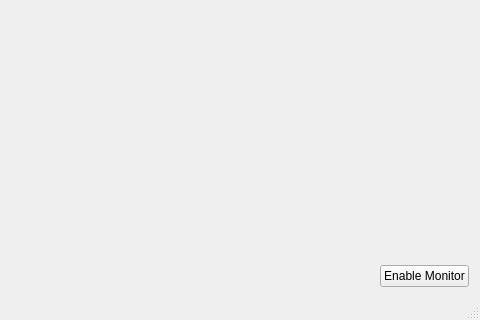
This is recorder/mainwindow.ui in genosse-einhorn/FishyRecorder-lite as Qt 5 draws it before an edit; both pictures show x 161 to 641 and y 137 to 457 of the 641 by 457 pixel window. The edited form follows.
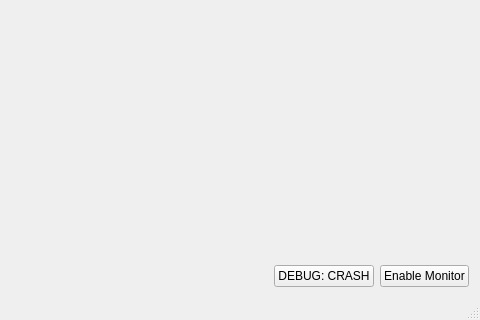
This is the edited form. Custom widgets are drawn as their Qt base class.

Commit message:
Include dummy button to provoke segfault
We need this to test the debugger tomorrow

Patch:
```diff
--- a/recorder/mainwindow.ui
+++ b/recorder/mainwindow.ui
@@ -40,6 +40,13 @@
     <item>
      <layout class="QGridLayout" name="gridLayout">
       <item row="0" column="2">
+       <widget class="QPushButton" name="bDebugCrash">
+        <property name="text">
+         <string>DEBUG: CRASH</string>
+        </property>
+       </widget>
+      </item>
+      <item row="0" column="3">
        <widget class="QPushButton" name="bEnableMonitor">
         <property name="sizePolicy">
          <sizepolicy hsizetype="Preferred" vsizetype="Fixed">
```
The commit also changes 2 other files.
